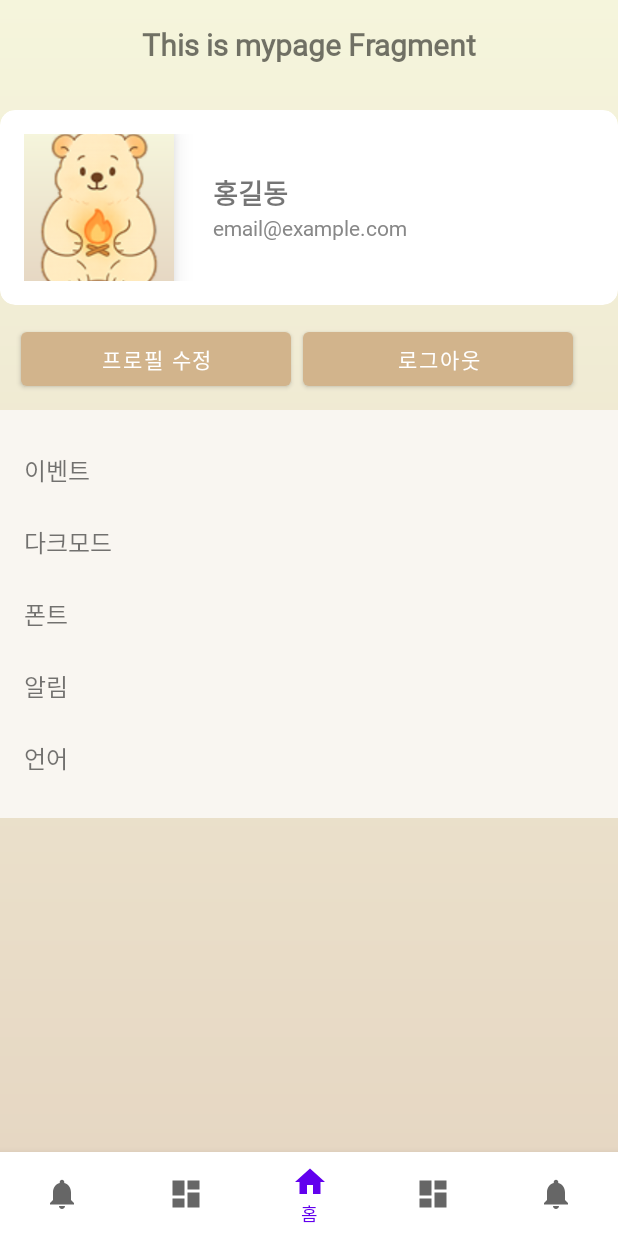
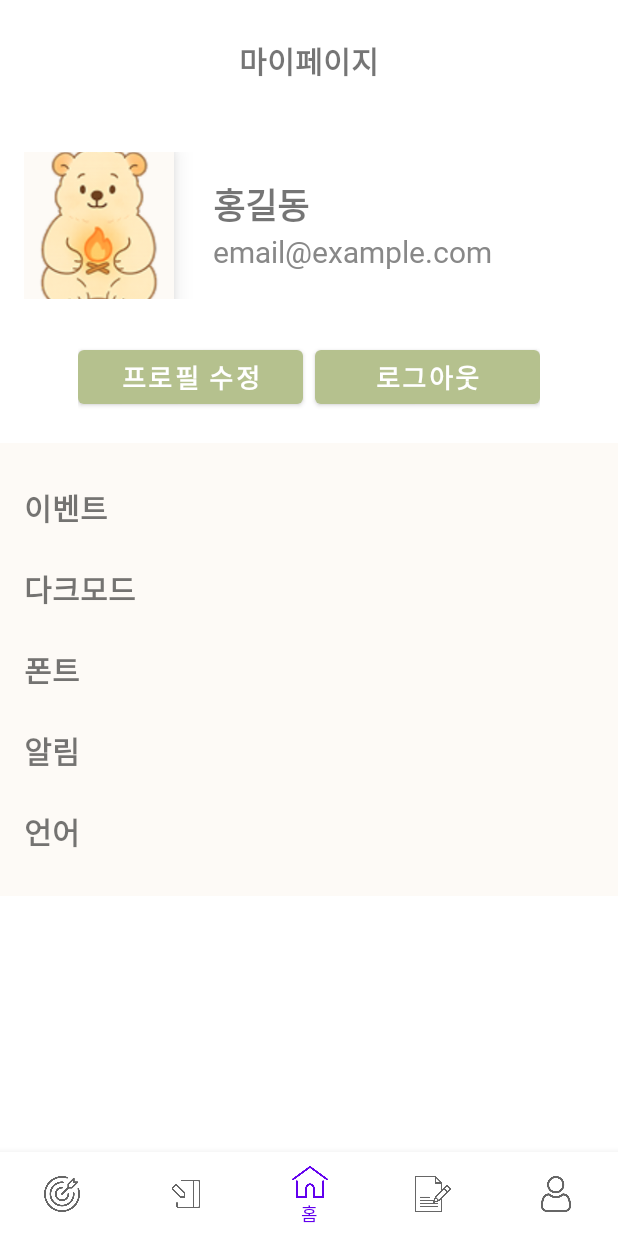
Before and after one commit to TeamAiary/TA_Android, an Android app built with Jetpack Compose: the MyPageFragment screen opened through its navigation route, item 3 of the bottom bar chosen, on a phone screen of 412 x 824 dp. Run offline under Robolectric (Android 15) with nearby library versions, the phone set to English and light mode, and no system bars; our stand-ins replace navigation-ui; network calls fail; 2 statements that could not run were skipped.

Commit message:
feat #14 : 전체 디자인 조정

```diff
--- a/app/src/main/java/jin/contest/ta_android/MainActivity.kt
+++ b/app/src/main/java/jin/contest/ta_android/MainActivity.kt
@@ -7,6 +7,8 @@ import androidx.navigation.findNavController
 import androidx.navigation.ui.setupWithNavController
 import jin.contest.ta_android.databinding.ActivityMainBinding
 import androidx.navigation.fragment.NavHostFragment
+import jin.contest.ta_android.ui.emotion.EmotionFragment
+import jin.contest.ta_android.ui.home.HomeFragment
 
 class MainActivity : AppCompatActivity() {
 
--- a/app/src/main/java/jin/contest/ta_android/ui/home/HomeFragment.kt
+++ b/app/src/main/java/jin/contest/ta_android/ui/home/HomeFragment.kt
@@ -68,10 +68,17 @@ class HomeFragment : Fragment() {
             val intent = Intent(requireActivity(), WritingActivity::class.java)
             startActivity(intent)
         }
+        val title = arguments?.getString("content")
+        val content = arguments?.getString("content")
+        Log.d("test","${content}")
 
-        // 주변 상담소 카드 클릭 시 CounselFragment로 이동
-        binding.cardCounselLink.setOnClickListener {
-            findNavController().navigate(R.id.action_home_to_counsel)
+        if(content != null){
+            binding.tvDiaryTitle.text=title
+            binding.tvDiaryContent.text=content
+        }
+        else{
+            binding.tvDiaryTitle.text="오늘 작성한 일기가 없습니다"
+            binding.tvDiaryContent.text=""
         }
 
         return root
--- a/app/src/main/java/jin/contest/ta_android/ui/home/HomeViewModel.kt
+++ b/app/src/main/java/jin/contest/ta_android/ui/home/HomeViewModel.kt
@@ -5,6 +5,7 @@ import androidx.lifecycle.MutableLiveData
 import androidx.lifecycle.ViewModel
 import androidx.lifecycle.ViewModelProvider
 import androidx.lifecycle.viewModelScope
+import jin.contest.ta_android.data.model.DiaryDetailResponse
 import jin.contest.ta_android.data.model.WeeklyReportResponse
 import jin.contest.ta_android.data.repository.ReportRepository
 import jin.contest.ta_android.data.repository.DiaryRepository
--- a/app/src/main/java/jin/contest/ta_android/ui/mypage/MyPageFragment.kt
+++ b/app/src/main/java/jin/contest/ta_android/ui/mypage/MyPageFragment.kt
@@ -27,11 +27,6 @@ class MyPageFragment : Fragment() {
 
         _binding = FragmentMyPageBinding.inflate(inflater, container, false)
         val root: View = binding.root
-
-        val textView: TextView = binding.textMyPage
-        myPageViewModel.text.observe(viewLifecycleOwner) {
-            textView.text = it
-        }
         return root
     }
 
--- a/app/src/main/java/jin/contest/ta_android/ui/mypage/MyPageViewModel.kt
+++ b/app/src/main/java/jin/contest/ta_android/ui/mypage/MyPageViewModel.kt
@@ -6,8 +6,4 @@ import androidx.lifecycle.ViewModel
 
 class MyPageViewModel : ViewModel() {
 
-    private val _text = MutableLiveData<String>().apply {
-        value = "This is mypage Fragment"
-    }
-    val text: LiveData<String> = _text
 }
--- a/app/src/main/res/layout/fragment_my_page.xml
+++ b/app/src/main/res/layout/fragment_my_page.xml
@@ -5,18 +5,19 @@
     xmlns:tools="http://schemas.android.com/tools"
     android:layout_width="match_parent"
     android:layout_height="match_parent"
-    android:background="@drawable/bg_gradient"
+    android:background="#FFFFFF"
     tools:context=".ui.mypage.MyPageFragment">
 
     <TextView
         android:id="@+id/text_my_page"
         android:layout_width="match_parent"
         android:layout_height="wrap_content"
-        android:layout_marginTop="16dp"
+        android:layout_marginTop="25dp"
         android:text="마이페이지"
         android:textAlignment="center"
         android:textSize="20sp"
         android:textStyle="bold"
+        android:layout_marginBottom="20dp"
         app:layout_constraintTop_toTopOf="parent"
         app:layout_constraintStart_toStartOf="parent"
         app:layout_constraintEnd_toEndOf="parent" />
@@ -46,7 +47,7 @@
                 android:layout_marginEnd="16dp"
                 android:src="@drawable/momo"
                 android:scaleType="centerCrop"
-                android:background="@drawable/bg_gradient"
+                android:background="@color/note_beige"
                 android:elevation="10dp" />
 
             <LinearLayout
@@ -61,7 +62,7 @@
                     android:layout_width="wrap_content"
                     android:layout_height="wrap_content"
                     android:text="홍길동"
-                    android:textSize="18sp"
+                    android:textSize="23sp"
                     android:textStyle="bold" />
 
                 <TextView
@@ -69,7 +70,7 @@
                     android:layout_width="wrap_content"
                     android:layout_height="wrap_content"
                     android:text="email@example.com"
-                    android:textSize="14sp"
+                    android:textSize="20sp"
                     android:textColor="#888888" />
             </LinearLayout>
         </LinearLayout>
@@ -77,28 +78,34 @@
 
     <LinearLayout
         android:id="@+id/action_buttons"
-        android:layout_width="0dp"
+        android:layout_width="wrap_content"
         android:layout_height="wrap_content"
         android:orientation="horizontal"
-        android:gravity="center"
+        android:layout_gravity="center"
         android:layout_marginTop="12dp"
-        android:layout_marginEnd="16dp"
+
         app:layout_constraintTop_toBottomOf="@+id/cardView"
         app:layout_constraintEnd_toEndOf="parent"
         app:layout_constraintStart_toStartOf="parent">
 
         <Button
             android:id="@+id/btnEditProfile"
-            android:layout_width="180dp"
+            android:layout_width="150dp"
             android:layout_height="wrap_content"
-            app:backgroundTint="#D2B48C"
+            app:backgroundTint="@color/light_green"
+            android:fontFamily="@font/nanum_garam"
+            android:textSize="17dp"
+            android:textStyle="bold"
             android:text="프로필 수정" />
 
         <Button
             android:id="@+id/btnLogout"
-            android:layout_width="180dp"
+            android:layout_width="150dp"
             android:layout_height="wrap_content"
-            app:backgroundTint="#D2B48C"
+            app:backgroundTint="@color/light_green"
+            android:fontFamily="@font/nanum_garam"
+            android:textSize="17dp"
+            android:textStyle="bold"
             android:text="로그아웃"
             android:layout_marginStart="8dp" />
     </LinearLayout>
@@ -109,10 +116,10 @@
         android:layout_height="wrap_content"
         android:orientation="vertical"
         android:padding="16dp"
-        android:layout_marginTop="10dp"
+        android:layout_marginTop="20dp"
         app:layout_constraintTop_toBottomOf="@+id/action_buttons"
         app:layout_constraintStart_toStartOf="parent"
-        android:background="#F9F6F1"
+        android:background="@color/note_beige"
         app:layout_constraintEnd_toEndOf="parent">
 
         <TextView
@@ -120,35 +127,40 @@
             android:layout_height="wrap_content"
             android:text="이벤트"
             android:paddingVertical="12dp"
-            android:textSize="16sp" />
+            android:textStyle="bold"
+            android:textSize="20sp" />
 
         <TextView
             android:layout_width="match_parent"
             android:layout_height="wrap_content"
             android:text="다크모드"
             android:paddingVertical="12dp"
-            android:textSize="16sp" />
+            android:textStyle="bold"
+            android:textSize="20sp" />
 
         <TextView
             android:layout_width="match_parent"
             android:layout_height="wrap_content"
             android:text="폰트"
+            android:textStyle="bold"
             android:paddingVertical="12dp"
-            android:textSize="16sp" />
+            android:textSize="20sp" />
 
         <TextView
             android:layout_width="match_parent"
             android:layout_height="wrap_content"
             android:text="알림"
             android:paddingVertical="12dp"
-            android:textSize="16sp" />
+            android:textStyle="bold"
+            android:textSize="20sp" />
 
         <TextView
             android:layout_width="match_parent"
             android:layout_height="wrap_content"
             android:text="언어"
             android:paddingVertical="12dp"
-            android:textSize="16sp" />
+            android:textStyle="bold"
+            android:textSize="20sp" />
 
     </LinearLayout>
 
--- a/app/src/main/res/menu/bottom_nav_menu.xml
+++ b/app/src/main/res/menu/bottom_nav_menu.xml
@@ -3,27 +3,28 @@
 
     <item
         android:id="@+id/navigation_mission"
-        android:icon="@drawable/ic_notifications_black_24dp"
+        android:icon="@drawable/mission"
+
         android:title="@string/title_mission" />
 
     <item
         android:id="@+id/navigation_diary"
-        android:icon="@drawable/ic_dashboard_black_24dp"
+        android:icon="@drawable/diary"
         android:title="@string/title_diary" />
 
     <item
         android:id="@+id/navigation_home"
-        android:icon="@drawable/ic_home_black_24dp"
+        android:icon="@drawable/home"
         android:title="@string/title_home" />
     <item
         android:id="@+id/navigation_report"
-        android:icon="@drawable/ic_dashboard_black_24dp"
+        android:icon="@drawable/report"
         android:title="@string/title_report" />
 
 
     <item
         android:id="@+id/navigation_my_page"
-        android:icon="@drawable/ic_notifications_black_24dp"
+        android:icon="@drawable/user"
         android:title="@string/title_my_page" />
 
 </menu>
--- a/app/src/main/res/navigation/mobile_navigation.xml
+++ b/app/src/main/res/navigation/mobile_navigation.xml
@@ -3,6 +3,8 @@
     xmlns:app="http://schemas.android.com/apk/res-auto"
     xmlns:tools="http://schemas.android.com/tools"
     android:id="@+id/mobile_navigation"
+    app:itemTextColor="#6256CA"
+    app:itemIconTint="#6256CA"
     app:startDestination="@+id/navigation_home">
 
     <fragment
```
Also changed, not shown: app/src/main/java/jin/contest/ta_android/ui/emotion/EmotionFragment.kt (+12 -1 lines), app/src/main/res/layout/activity_login.xml (+12 -7 lines), app/src/main/res/layout/fragment_emotion.xml (+8 -3 lines), app/src/main/res/layout/fragment_home.xml (+12 -3 lines), app/src/main/res/layout/layout_floating_today.xml (+28 -0 lines), app/src/main/res/drawable/book.png (added), app/src/main/res/drawable/diary.png (added), app/src/main/res/drawable/edit.png (added), app/src/main/res/drawable/home.png (added), app/src/main/res/drawable/mission.png (added), app/src/main/res/drawable/report.png (added), app/src/main/res/drawable/user.png (added).
